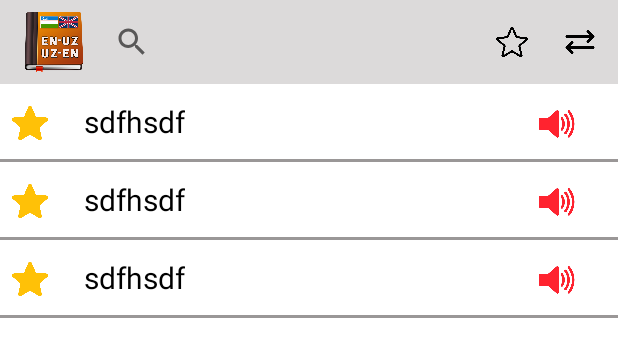
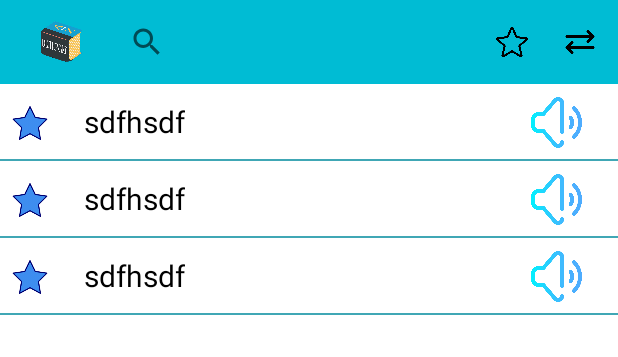
Before and after one commit to MuhammadMurodullayey/English-Uzbek-Dictionary, an Android app: the layout screen_dictionary_list.xml on its own in the app's theme, with its tools: preview values and no code run, on a phone screen of 412 x 824 dp. Shown: the top 357 px of the screen. Run offline under Robolectric (Android 15) with nearby library versions, the phone set to English and light mode, and no system bars; plain views replace RecyclerViewFastScroller.

Commit message:
changed ui

```diff
--- a/app/src/main/AndroidManifest.xml
+++ b/app/src/main/AndroidManifest.xml
@@ -24,7 +24,7 @@
         </activity>
         <meta-data
             android:name="com.google.android.gms.ads.APPLICATION_ID"
-            android:value="2434029625"/>
+            android:value="ca-app-pub-1956375792431786~1445965844"/>
     </application>
 
 </manifest>
--- a/app/src/main/java/uz/gita/dictionaryuzen/presentation/adapter/DictionaryAdapter.kt
+++ b/app/src/main/java/uz/gita/dictionaryuzen/presentation/adapter/DictionaryAdapter.kt
@@ -6,7 +6,6 @@ import android.util.Log
 import android.view.LayoutInflater
 import android.view.View
 import android.view.ViewGroup
-import android.widget.TextView
 import androidx.recyclerview.widget.RecyclerView
 import com.qtalk.recyclerviewfastscroller.RecyclerViewFastScroller
 import uz.gita.dictionaryuzen.data.model.ItemData
@@ -118,4 +117,8 @@ class DictionaryAdapter : RecyclerView.Adapter<DictionaryAdapter.ViewHolder>(),
         }
         return ""
     }
+
+
+
+
 }
--- a/app/src/main/java/uz/gita/dictionaryuzen/presentation/ui/screens/ScreenItemList.kt
+++ b/app/src/main/java/uz/gita/dictionaryuzen/presentation/ui/screens/ScreenItemList.kt
@@ -61,11 +61,9 @@ class ScreenItemList : Fragment(R.layout.screen_dictionary_list) {
 
             override fun onQueryTextChange(p0: String?): Boolean {
                 if (page == 0){
-                    Log.d("SSS","${p0}")
                     viewModel.getAllEnglishDataByQuery("$p0%" ?:"%%")
                     adapter.query = p0
                 }else{
-                    Log.d("SSS","${p0}")
                     viewModel.getAllUzbekDataByQuery("$p0%" ?:"%%")
                     adapter.query = p0
                 }
@@ -92,7 +90,6 @@ class ScreenItemList : Fragment(R.layout.screen_dictionary_list) {
     }
 
     private val getWordsObserver = Observer<Cursor> {
-        Log.d("TTT","${it.count}")
         if (it.count == 0){
             binding.emptyPleysholder.visibility = View.VISIBLE
         }else{
--- a/app/src/main/res/drawable/ic_twotone_share.xml
+++ b/app/src/main/res/drawable/ic_twotone_share.xml
@@ -1,4 +1,4 @@
-<vector android:height="20dp" android:tint="#636161"
+<vector android:height="20dp" android:tint="#FFFFFF"
     android:viewportHeight="24" android:viewportWidth="24"
     android:width="24dp" xmlns:android="http://schemas.android.com/apk/res/android">
     <path android:fillAlpha="0"
@@ -10,5 +10,5 @@
     <path android:fillAlpha="0"
         android:fillColor="#FFFFFF"
         android:pathData="M18,19.02m-1,0a1,1 0,1 1,2 0a1,1 0,1 1,-2 0" android:strokeAlpha="0.1"/>
-    <path android:fillColor="#FDFDFD" android:pathData="M18,16.08c-0.76,0 -1.44,0.3 -1.96,0.77L8.91,12.7c0.05,-0.23 0.09,-0.46 0.09,-0.7s-0.04,-0.47 -0.09,-0.7l7.05,-4.11c0.54,0.5 1.25,0.81 2.04,0.81 1.66,0 3,-1.34 3,-3s-1.34,-3 -3,-3 -3,1.34 -3,3c0,0.24 0.04,0.47 0.09,0.7L8.04,9.81C7.5,9.31 6.79,9 6,9c-1.66,0 -3,1.34 -3,3s1.34,3 3,3c0.79,0 1.5,-0.31 2.04,-0.81l7.12,4.16c-0.05,0.21 -0.08,0.43 -0.08,0.65 0,1.61 1.31,2.92 2.92,2.92s2.92,-1.31 2.92,-2.92c0,-1.61 -1.31,-2.92 -2.92,-2.92zM18,4c0.55,0 1,0.45 1,1s-0.45,1 -1,1 -1,-0.45 -1,-1 0.45,-1 1,-1zM6,13c-0.55,0 -1,-0.45 -1,-1s0.45,-1 1,-1 1,0.45 1,1 -0.45,1 -1,1zM18,20.02c-0.55,0 -1,-0.45 -1,-1s0.45,-1 1,-1 1,0.45 1,1 -0.45,1 -1,1z"/>
+    <path android:fillColor="#FFFFFF" android:pathData="M18,16.08c-0.76,0 -1.44,0.3 -1.96,0.77L8.91,12.7c0.05,-0.23 0.09,-0.46 0.09,-0.7s-0.04,-0.47 -0.09,-0.7l7.05,-4.11c0.54,0.5 1.25,0.81 2.04,0.81 1.66,0 3,-1.34 3,-3s-1.34,-3 -3,-3 -3,1.34 -3,3c0,0.24 0.04,0.47 0.09,0.7L8.04,9.81C7.5,9.31 6.79,9 6,9c-1.66,0 -3,1.34 -3,3s1.34,3 3,3c0.79,0 1.5,-0.31 2.04,-0.81l7.12,4.16c-0.05,0.21 -0.08,0.43 -0.08,0.65 0,1.61 1.31,2.92 2.92,2.92s2.92,-1.31 2.92,-2.92c0,-1.61 -1.31,-2.92 -2.92,-2.92zM18,4c0.55,0 1,0.45 1,1s-0.45,1 -1,1 -1,-0.45 -1,-1 0.45,-1 1,-1zM6,13c-0.55,0 -1,-0.45 -1,-1s0.45,-1 1,-1 1,0.45 1,1 -0.45,1 -1,1zM18,20.02c-0.55,0 -1,-0.45 -1,-1s0.45,-1 1,-1 1,0.45 1,1 -0.45,1 -1,1z"/>
 </vector>
--- a/app/src/main/res/layout/screen_dictionary_list.xml
+++ b/app/src/main/res/layout/screen_dictionary_list.xml
@@ -7,7 +7,7 @@
     tools:context="uz.gita.dictionaryuzen.presentation.ui.screens.ScreenItemList">
     <androidx.appcompat.widget.Toolbar
         android:id="@+id/barr"
-        android:background="#DCDADA"
+        android:background="#00BCD4"
         android:layout_width="match_parent"
         android:layout_height="wrap_content"
         app:layout_constraintEnd_toEndOf="parent"
@@ -20,9 +20,9 @@
 
             <androidx.appcompat.widget.AppCompatImageView
                 android:id="@+id/image"
-                android:layout_width="40dp"
-                android:layout_height="40dp"
-                android:src="@drawable/iconnn"
+                android:layout_width="50dp"
+                android:layout_height="50dp"
+                android:src="@drawable/kitob"
                 app:layout_constraintBottom_toBottomOf="parent"
                 app:layout_constraintStart_toStartOf="parent"
                 app:layout_constraintTop_toTopOf="parent" />
@@ -87,6 +87,8 @@
             android:layout_height="match_parent"
             tools:listitem="@layout/screen_item" />
     </com.qtalk.recyclerviewfastscroller.RecyclerViewFastScroller>
+
+
     <ImageView
         android:id="@+id/empty_pleysholder"
         android:layout_width="match_parent"
--- a/app/src/main/res/layout/screen_favorite.xml
+++ b/app/src/main/res/layout/screen_favorite.xml
@@ -7,7 +7,7 @@
     tools:context="uz.gita.dictionaryuzen.presentation.ui.screens.FavoriteScreen">
     <androidx.appcompat.widget.Toolbar
         android:id="@+id/barr"
-        android:background="#DCDADA"
+        android:background="#00BCD4"
         android:layout_width="match_parent"
         android:layout_height="wrap_content"
         app:layout_constraintEnd_toEndOf="parent"
--- a/app/src/main/res/layout/screen_item.xml
+++ b/app/src/main/res/layout/screen_item.xml
@@ -13,7 +13,7 @@
         app:layout_constraintStart_toStartOf="parent"
         app:layout_constraintTop_toTopOf="parent"
         android:padding="8dp"
-        android:src="@drawable/starfill"/>
+        android:src="@drawable/favorite"/>
 
     <TextView
         android:id="@+id/text"
@@ -34,13 +34,13 @@
         app:layout_constraintTop_toTopOf="parent"
         app:layout_constraintBottom_toBottomOf="parent"
         android:layout_marginEnd="16dp"
-        android:src="@drawable/speaker"
-        android:padding="4dp"/>
+        android:src="@drawable/volume1"
+        android:padding="8dp"/>
     <View
         android:layout_width="match_parent"
-        android:layout_height="2dp"
+        android:layout_height="1.5dp"
         app:layout_constraintEnd_toEndOf="parent"
         app:layout_constraintStart_toStartOf="parent"
         app:layout_constraintTop_toBottomOf="@id/text"
-        android:background="#9A9797"/>
+        android:background="#40A7B5"/>
 </androidx.constraintlayout.widget.ConstraintLayout>
```
Also changed, not shown: app/src/main/java/uz/gita/dictionaryuzen/presentation/ui/screens/InfoScreen.kt (+4 -4 lines), app/src/main/res/layout/screen_info.xml (+7 -7 lines), app/src/main/res/layout/screen_main.xml (+6 -7 lines), app/src/main/res/drawable/back.png (added), app/src/main/res/drawable/backroundd.png (added), app/src/main/res/drawable/favorite.png (added), app/src/main/res/drawable/kitob.png (added), app/src/main/res/drawable/nofavorite.png (added), app/src/main/res/drawable/volume1.png (added).
